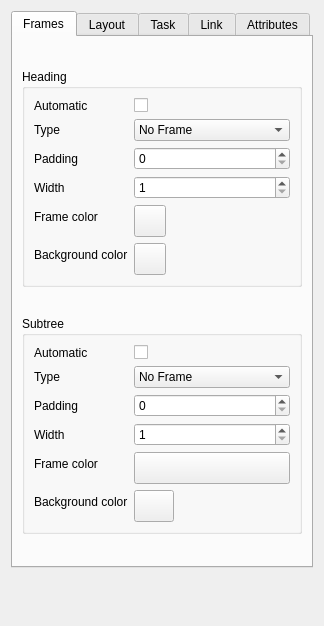
insilmaril/vym, file forms/branchpropeditor.ui: the form before one commit.
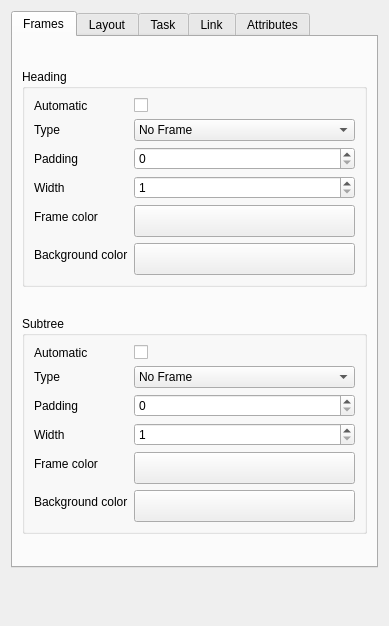
The form after the commit.

What changed in the file:
```diff
--- a/forms/branchpropeditor.ui
+++ b/forms/branchpropeditor.ui
@@ -6,7 +6,7 @@
    <rect>
     <x>0</x>
     <y>0</y>
-    <width>324</width>
+    <width>389</width>
     <height>626</height>
    </rect>
   </property>
@@ -138,15 +138,21 @@
           </item>
           <item row="4" column="1">
            <widget class="QPushButton" name="innerFramePenColorButton">
+            <property name="sizePolicy">
+             <sizepolicy hsizetype="Expanding" vsizetype="Fixed">
+              <horstretch>0</horstretch>
+              <verstretch>0</verstretch>
+             </sizepolicy>
+            </property>
             <property name="minimumSize">
              <size>
-              <width>32</width>
+              <width>53</width>
               <height>32</height>
              </size>
             </property>
             <property name="maximumSize">
              <size>
-              <width>20</width>
+              <width>16777215</width>
               <height>16777215</height>
              </size>
             </property>
@@ -173,15 +179,21 @@
           </item>
           <item row="5" column="1">
            <widget class="QPushButton" name="innerFrameBrushColorButton">
+            <property name="sizePolicy">
+             <sizepolicy hsizetype="Expanding" vsizetype="Fixed">
+              <horstretch>0</horstretch>
+              <verstretch>0</verstretch>
+             </sizepolicy>
+            </property>
             <property name="minimumSize">
              <size>
-              <width>32</width>
+              <width>53</width>
               <height>32</height>
              </size>
             </property>
             <property name="maximumSize">
              <size>
-              <width>20</width>
+              <width>16777215</width>
               <height>16777215</height>
              </size>
             </property>
@@ -322,14 +334,14 @@
           <item row="5" column="1">
            <widget class="QPushButton" name="outerFramePenColorButton">
             <property name="sizePolicy">
-             <sizepolicy hsizetype="Minimum" vsizetype="Fixed">
+             <sizepolicy hsizetype="Expanding" vsizetype="Fixed">
               <horstretch>0</horstretch>
               <verstretch>0</verstretch>
              </sizepolicy>
             </property>
             <property name="minimumSize">
              <size>
-              <width>32</width>
+              <width>53</width>
               <height>32</height>
              </size>
             </property>
@@ -357,14 +369,14 @@
           <item row="6" column="1">
            <widget class="QPushButton" name="outerFrameBrushColorButton">
             <property name="sizePolicy">
-             <sizepolicy hsizetype="Maximum" vsizetype="Fixed">
+             <sizepolicy hsizetype="Expanding" vsizetype="Fixed">
               <horstretch>0</horstretch>
               <verstretch>0</verstretch>
              </sizepolicy>
             </property>
             <property name="minimumSize">
              <size>
-              <width>32</width>
+              <width>53</width>
               <height>32</height>
              </size>
             </property>
```
Left out of the diff: 2 changed lines with no effect on the pictures.
